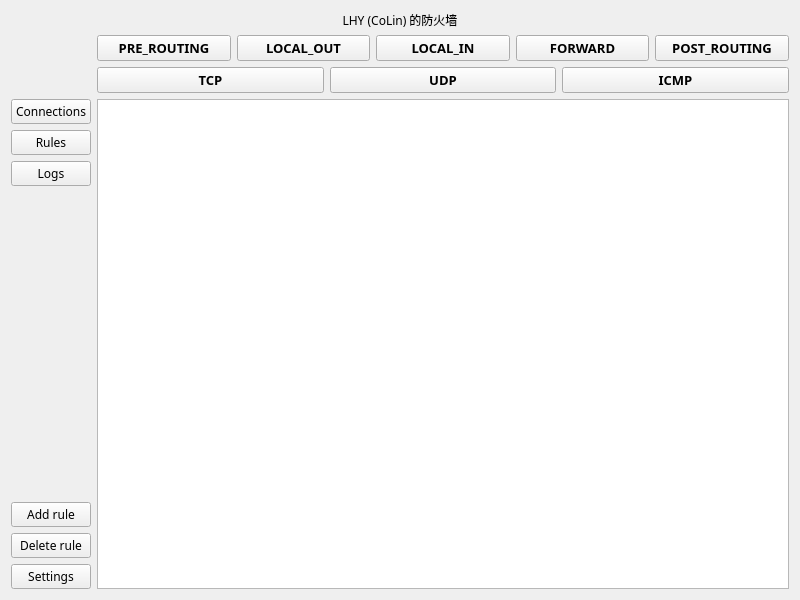
First picture: the form in user/widget.ui, repository Hornos3/CoLin-Firewall, before the edit.
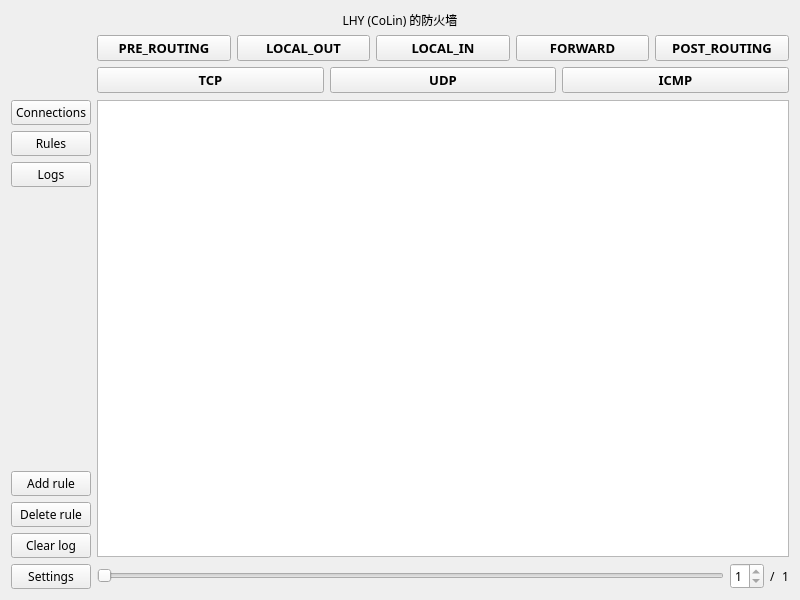
Second picture: the form after the edit.

Patch:
```diff
--- a/user/widget.ui
+++ b/user/widget.ui
@@ -18,10 +18,8 @@
   <property name="windowTitle">
    <string>Widget</string>
   </property>
-  <layout class="QGridLayout" name="gridLayout_2">
-   <item row="0" column="0">
-    <layout class="QVBoxLayout" name="verticalLayout_3">
-     <item>
+  <layout class="QGridLayout" name="gridLayout">
+   <item row="0" column="0" colspan="2">
       <widget class="QLabel" name="label">
        <property name="font">
         <font>
@@ -36,9 +34,23 @@
        </property>
       </widget>
      </item>
-     <item>
-      <layout class="QGridLayout" name="gridLayout">
-       <item row="0" column="1">
+   <item row="1" column="0">
+    <spacer name="verticalSpacer_2">
+     <property name="orientation">
+      <enum>Qt::Vertical</enum>
+     </property>
+     <property name="sizeType">
+      <enum>QSizePolicy::Preferred</enum>
+     </property>
+     <property name="sizeHint" stdset="0">
+      <size>
+       <width>20</width>
+       <height>59</height>
+      </size>
+     </property>
+    </spacer>
+   </item>
+   <item row="1" column="1">
         <layout class="QVBoxLayout" name="verticalLayout">
          <item>
           <layout class="QHBoxLayout" name="horizontalLayout">
@@ -210,7 +222,7 @@
          </item>
         </layout>
        </item>
-       <item row="1" column="0">
+   <item row="2" column="0">
         <layout class="QVBoxLayout" name="verticalLayout_2">
          <item>
           <widget class="QPushButton" name="btn_connections">
@@ -278,6 +290,13 @@
            </property>
           </widget>
          </item>
+     <item>
+      <widget class="QPushButton" name="btn_clearlog">
+       <property name="text">
+        <string>Clear log</string>
+       </property>
+      </widget>
+     </item>
          <item>
           <widget class="QPushButton" name="btn_settings">
            <property name="text">
@@ -287,24 +306,52 @@
          </item>
         </layout>
        </item>
-       <item row="0" column="0">
-        <spacer name="verticalSpacer_2">
-         <property name="orientation">
-          <enum>Qt::Vertical</enum>
-         </property>
-         <property name="sizeType">
-          <enum>QSizePolicy::Preferred</enum>
-         </property>
-         <property name="sizeHint" stdset="0">
-          <size>
-           <width>20</width>
-           <height>30</height>
-          </size>
-         </property>
-        </spacer>
-       </item>
-       <item row="1" column="1">
+   <item row="2" column="1">
+    <layout class="QVBoxLayout" name="verticalLayout_3">
+     <item>
         <widget class="QTableView" name="infotable"/>
+     </item>
+     <item>
+      <layout class="QHBoxLayout" name="horizontalLayout_3">
+       <item>
+        <widget class="QSlider" name="view_slider">
+         <property name="maximum">
+          <number>0</number>
+         </property>
+         <property name="orientation">
+          <enum>Qt::Horizontal</enum>
+         </property>
+         <property name="invertedAppearance">
+          <bool>false</bool>
+         </property>
+         <property name="tickPosition">
+          <enum>QSlider::NoTicks</enum>
+         </property>
+        </widget>
+       </item>
+       <item>
+        <widget class="QSpinBox" name="slider_val">
+         <property name="minimum">
+          <number>1</number>
+         </property>
+         <property name="maximum">
+          <number>1</number>
+         </property>
+        </widget>
+       </item>
+       <item>
+        <widget class="QLabel" name="label_2">
+         <property name="text">
+          <string>/</string>
+         </property>
+        </widget>
+       </item>
+       <item>
+        <widget class="QLabel" name="slider_max">
+         <property name="text">
+          <string>1</string>
+         </property>
+        </widget>
        </item>
       </layout>
      </item>
```
Lines whose indentation alone changed are shown as unchanged.
